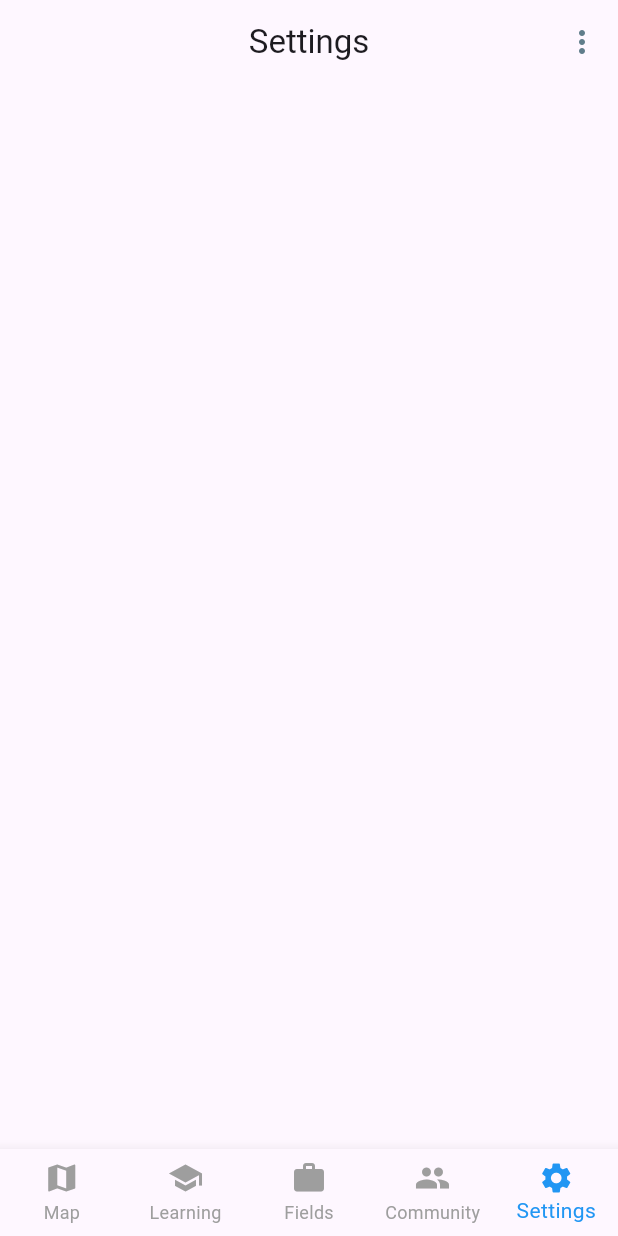
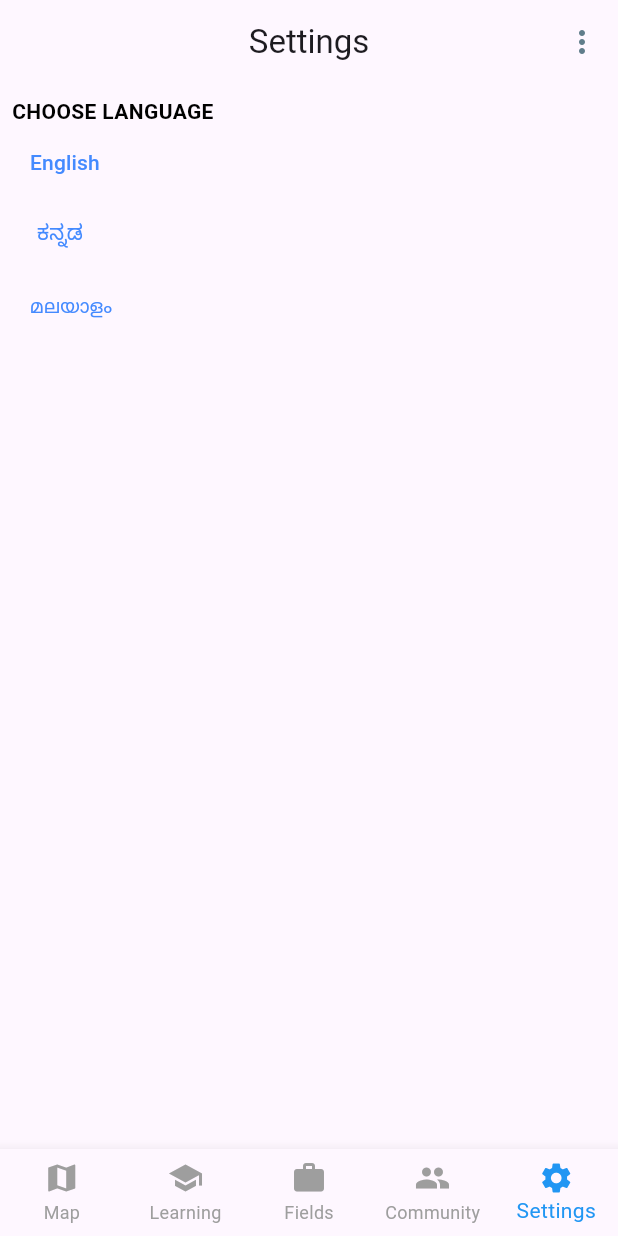
Before and after one commit to athulyashaibu2003/crop_monitoring_app, a Flutter app: the screen it shows after launch, item 5 of the bottom bar chosen, on a phone screen of 412 x 824 dp. Run offline on Flutter 3.47's test engine with Material 3 defaults, Android fonts, the phone set to English and light mode, and no system bars; our stand-ins replace easy_localization, geolocator, google_maps_flutter, google_places_flutter; missing offline and left inert: google_maps_webservice.

Commit message:
updated language selection

```diff
--- a/lib/pages/bottom_navigation_bar_screen/bottom_nav_bar.dart
+++ b/lib/Views/bottom_navigation_bar_screen/bottom_nav_bar.dart
@@ -1,8 +1,9 @@
-import 'package:crop_monitoring_app_orginal/pages/community_screen/community_screen.dart';
-import 'package:crop_monitoring_app_orginal/pages/fields_screen/fields_screen.dart';
-import 'package:crop_monitoring_app_orginal/pages/learning_screen/learning_screen.dart';
-import 'package:crop_monitoring_app_orginal/pages/map_screen/map_screen.dart';
-import 'package:crop_monitoring_app_orginal/pages/settings_screen/settings_screen.dart';
+import 'package:crop_monitoring_app_orginal/Views/community_screen/community_screen.dart';
+import 'package:crop_monitoring_app_orginal/Views/fields_screen/fields_screen.dart';
+import 'package:crop_monitoring_app_orginal/Views/learning_screen/learning_screen.dart';
+import 'package:crop_monitoring_app_orginal/Views/map_screen/map_screen.dart';
+import 'package:crop_monitoring_app_orginal/Views/settings_screen/settings_screen.dart';
+import 'package:easy_localization/easy_localization.dart';
 import 'package:flutter/material.dart';
 
 class BottomNavScreen extends StatefulWidget {
@@ -36,10 +37,16 @@ class _BottomNavScreenState extends State<BottomNavScreen> {
         selectedItemColor: Colors.blue,
         unselectedItemColor: Colors.grey,
         items: [
-          BottomNavigationBarItem(icon: Icon(Icons.map), label: 'Map'),
-          BottomNavigationBarItem(icon: Icon(Icons.school), label: 'Learning'),
-          BottomNavigationBarItem(icon: Icon(Icons.work), label: 'Fields'),
-          BottomNavigationBarItem(icon: Icon(Icons.group), label: 'Community'),
+          BottomNavigationBarItem(icon: Icon(Icons.map), label: 'Map'.tr()),
+          BottomNavigationBarItem(
+            icon: Icon(Icons.school),
+            label: 'Learning'.tr(),
+          ),
+          BottomNavigationBarItem(icon: Icon(Icons.work), label: 'Fields'.tr()),
+          BottomNavigationBarItem(
+            icon: Icon(Icons.group),
+            label: 'Community'.tr(),
+          ),
           BottomNavigationBarItem(
             icon: Icon(Icons.settings),
             label: 'Settings',
--- /dev/null
+++ b/lib/Views/settings_screen/settings_screen.dart
@@ -0,0 +1,95 @@
+import 'package:easy_localization/easy_localization.dart';
+import 'package:flutter/material.dart';
+
+class SettingsScreen extends StatefulWidget {
+  @override
+  State<SettingsScreen> createState() => _SettingsScreenState();
+}
+
+class _SettingsScreenState extends State<SettingsScreen> {
+  @override
+  Widget build(BuildContext context) {
+    return Scaffold(
+      appBar: AppBar(
+        title: Text("Settings".tr()),
+        centerTitle: true,
+        actions: [
+          IconButton(
+            onPressed: () {},
+            icon: Icon(Icons.more_vert_rounded, color: Colors.blueGrey),
+          ),
+        ],
+      ),
+      body: Padding(
+        padding: const EdgeInsets.all(8.0),
+        child: Column(
+          crossAxisAlignment: CrossAxisAlignment.start,
+          children: [
+            Text(
+              "CHOOSE LANGUAGE",
+              style: TextStyle(
+                color: Colors.black,
+                fontWeight: FontWeight.bold,
+              ),
+            ),
+            TextButton(
+              onPressed: () {
+                LocalizationChecker.changeLanguge(
+                  context: context,
+                  locale: const Locale('en', 'US'),
+                );
+              },
+              child:
+                  const Text(
+                    "English",
+                    style: TextStyle(color: Colors.blueAccent),
+                  ).tr(),
+            ),
+            TextButton(
+              onPressed: () {
+                LocalizationChecker.changeLanguge(
+                  context: context,
+                  locale: const Locale('kn', 'IN'),
+                );
+              },
+              child:
+                  const Text(
+                    "ಕನ್ನಡ",
+                    style: TextStyle(color: Colors.blueAccent),
+                  ).tr(),
+            ),
+            TextButton(
+              onPressed: () {
+                LocalizationChecker.changeLanguge(
+                  context: context,
+                  locale: const Locale('ml', 'IN'),
+                );
+              },
+              child:
+                  const Text(
+                    "മലയാളം",
+                    style: TextStyle(color: Colors.blueAccent),
+                  ).tr(),
+            ),
+          ],
+        ),
+      ),
+    );
+  }
+}
+
+class LocalizationChecker {
+  static changeLanguge({
+    required BuildContext context,
+    required Locale locale,
+  }) {
+    EasyLocalization.of(context)!.setLocale(locale);
+
+    // Locale? currentLocal = EasyLocalization.of(context)!.currentLocale;
+    // if (currentLocal == const Locale('en', 'US')) {
+    //   EasyLocalization.of(context)!.setLocale(const Locale('ml', 'IN'));
+    // } else {
+    //   EasyLocalization.of(context)!.setLocale(const Locale('en', 'US'));
+    // }
+  }
+}
--- a/lib/pages/settings_screen/settings_screen.dart
+++ /dev/null
@@ -1,24 +0,0 @@
-import 'package:flutter/material.dart';
-
-class SettingsScreen extends StatefulWidget {
-  @override
-  State<SettingsScreen> createState() => _SettingsScreenState();
-}
-
-class _SettingsScreenState extends State<SettingsScreen> {
-  @override
-  Widget build(BuildContext context) {
-    return Scaffold(
-      appBar: AppBar(
-        title: Text("Settings"),
-        centerTitle: true,
-        actions: [
-          IconButton(
-            onPressed: () {},
-            icon: Icon(Icons.more_vert_rounded, color: Colors.blueGrey),
-          ),
-        ],
-      ),
-    );
-  }
-}
```
Also changed, not shown: assets/translations/en-US.json (added, +8 -0 lines), assets/translations/kn-IN.json (added, +7 -0 lines), assets/translations/kok-IN.json (added, +7 -0 lines), assets/translations/ml-IN.json (added, +7 -0 lines), lib/Views/fields_screen/fields_screen.dart (added, +26 -0 lines), lib/main.dart (+22 -3 lines), lib/pages/fields_screen/fields_screen.dart (deleted, +0 -15 lines), pubspec.yaml (+5 -3 lines), lib/Views/community_screen/community_screen.dart (renamed from lib/pages/community_screen/community_screen.dart), lib/Views/learning_screen/learning_screen.dart (renamed from lib/pages/learning_screen/learning_screen.dart), lib/Views/map_screen/map_screen.dart (renamed from lib/pages/map_screen/map_screen.dart), pubspec.lock, 1 other file.
